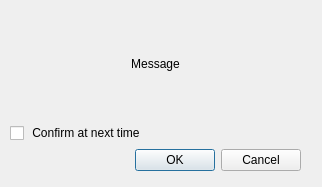
This is src/GUI/confirm_dialog.ui in funfun-dc5/qtbrynhildr as Qt 5 draws it before an edit. The edited form follows.
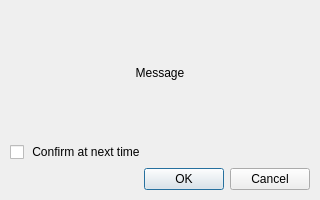
This is the edited form.

Commit message: adjusted default dialog window size

```diff
--- a/src/GUI/confirm_dialog.ui
+++ b/src/GUI/confirm_dialog.ui
@@ -9,8 +9,8 @@
    <rect>
     <x>0</x>
     <y>0</y>
-    <width>322</width>
-    <height>187</height>
+    <width>320</width>
+    <height>200</height>
    </rect>
   </property>
   <property name="windowTitle">
@@ -21,8 +21,8 @@
     <rect>
      <x>10</x>
      <y>10</y>
-     <width>291</width>
-     <height>161</height>
+     <width>300</width>
+     <height>180</height>
     </rect>
    </property>
    <layout class="QVBoxLayout" name="verticalLayout">
```
The commit also changes 3 other files.
